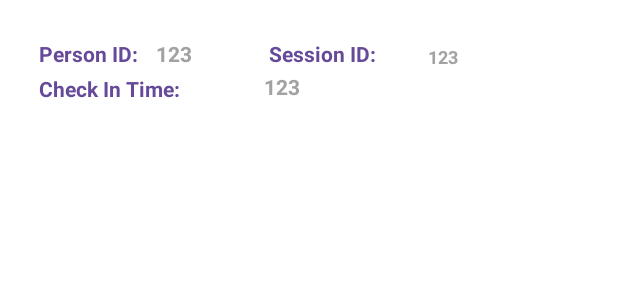
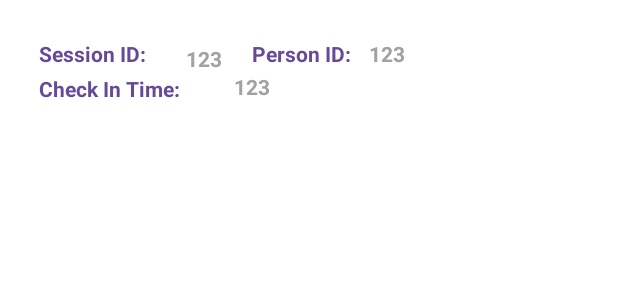
Before and after one commit to Kenton1989/ScanIn, an Android app: the layout record_list_item.xml on its own in the app's theme, with its tools: preview values and no code run, on a phone screen of 412 x 824 dp. Shown: the top 300 px of the screen. Run offline under Robolectric (Android 15) with nearby library versions, the phone set to English and light mode, and no system bars; network calls fail.

Commit message:
fix bugs

```diff
--- a/android/app/src/main/java/com/example/scanln/AddSessionFragment.java
+++ b/android/app/src/main/java/com/example/scanln/AddSessionFragment.java
@@ -57,8 +57,8 @@ public class AddSessionFragment extends Fragment {
 
     @Override
     public void onViewCreated(@NotNull View view, Bundle savedInstanceState) {
+        model= new ViewModelProvider(requireActivity()).get(AdminViewModel.class);
         getAttendees();
-        model= new ViewModelProvider(requireActivity()).get(AdminViewModel.class);
         ArrayAdapter<CharSequence> adapter=ArrayAdapter
                 .createFromResource(getContext(),
                         R.array.repeat_num_array,
@@ -91,7 +91,7 @@ public class AddSessionFragment extends Fragment {
                                 String s=String.format("%2s/%2s/%4s",dayOfMonth,month,year);
                                 binding.sessionStart.setText(s);
                                 start_day=dayOfMonth;
-                                start_month=month;
+                                start_month=month+1;
                                 start_year=year;
                             }
                         },
@@ -113,7 +113,7 @@ public class AddSessionFragment extends Fragment {
                                 String s=String.format("%2s/%2s/%4s",dayOfMonth,month,year);
                                 binding.sessionEnd.setText(s);
                                 end_day=dayOfMonth;
-                                end_month=month;
+                                end_month=month+1;
                                 end_year=year;
                             }
                         },
--- a/android/app/src/main/java/com/example/scanln/AdminLoginFragment.java
+++ b/android/app/src/main/java/com/example/scanln/AdminLoginFragment.java
@@ -108,7 +108,7 @@ public class AdminLoginFragment extends Fragment {
     private void onSuccess(JSONObject response){
         JSONObject auth=response.optJSONObject(VRequestQueue.RETURN)
                 .optJSONObject(VRequestQueue.AUTHENTICATION_OBJECT);
-       model.setAuth(auth);
+        model.setAuth(auth);
         NavDirections action=AdminLoginFragmentDirections.actionNavigationAdminLoginToNavigationAdminMenu();
         Navigation.findNavController(getView()).navigate(action);
     }
--- a/android/app/src/main/java/com/example/scanln/HistoryAdapter.java
+++ b/android/app/src/main/java/com/example/scanln/HistoryAdapter.java
@@ -40,12 +40,12 @@ public class HistoryAdapter extends BaseAdapter{
     @Override
     public View getView(int position, View convertView, ViewGroup parent) {
         View view=View.inflate(context,R.layout.record_list_item,null);
-        TextView sid=view.findViewById(R.id.sid);
-        TextView pid=view.findViewById(R.id.pid);
+        TextView sid=view.findViewById(R.id.record_sid);
+        TextView pid=view.findViewById(R.id.record_pid);
         TextView time=view.findViewById(R.id.time);
 
         History record=(History) getItem(position);
-        sid.setText(record.getSid());
+        sid.setText(String.valueOf(record.getSid()));
         pid.setText(record.getPid());
         time.setText(record.getTime());
         return view;
--- a/android/app/src/main/java/com/example/scanln/SearchSessionHistoryFragment.java
+++ b/android/app/src/main/java/com/example/scanln/SearchSessionHistoryFragment.java
@@ -78,7 +78,7 @@ public class SearchSessionHistoryFragment extends Fragment {
                                 String s=String.format("%2s/%2s/%4s",dayOfMonth,month,year);
                                 binding.from.setText(s);
                                 start_day=dayOfMonth;
-                                start_month=month;
+                                start_month=month+1;
                                 start_year=year;
                             }
                         },
@@ -100,7 +100,7 @@ public class SearchSessionHistoryFragment extends Fragment {
                                 String s=String.format("%2s/%2s/%4s",dayOfMonth,month,year);
                                 binding.to.setText(s);
                                 end_day=dayOfMonth;
-                                end_month=month;
+                                end_month=month+1;
                                 end_year=year;
                             }
                         },
--- a/android/app/src/main/java/com/example/scanln/SummaryFragment.java
+++ b/android/app/src/main/java/com/example/scanln/SummaryFragment.java
@@ -47,10 +47,7 @@ public class SummaryFragment extends Fragment {
         binding.idTxt.setText(model.getId());
         binding.nameTxt.setText(model.getName());
         Bitmap bitmap=model.getFront().getValue();
-        Matrix matrix=new Matrix();
-        matrix.postRotate(270);
-        bitmap=Bitmap.createBitmap(bitmap,0,0,bitmap.getWidth(),
-                bitmap.getHeight(),matrix,true);
+
         binding.retakeCenter.setImageBitmap(bitmap);
         binding.retakeCenter.setOnClickListener(new View.OnClickListener() {
             @Override
--- a/android/app/src/main/res/layout/fragment_add_session.xml
+++ b/android/app/src/main/res/layout/fragment_add_session.xml
@@ -138,7 +138,7 @@
         android:layout_width="358dp"
         android:layout_height="217dp"
         android:layout_marginStart="20dp"
-        android:layout_marginTop="20dp"
+        android:layout_marginTop="15dp"
         android:layout_marginEnd="20dp"
         app:layout_constraintEnd_toEndOf="parent"
         app:layout_constraintHorizontal_bias="0.4"
@@ -150,7 +150,7 @@
         android:layout_width="wrap_content"
         android:layout_height="wrap_content"
         android:layout_marginStart="80dp"
-        android:layout_marginTop="25dp"
+        android:layout_marginTop="10dp"
         android:text="Confirm"
         app:layout_constraintStart_toStartOf="parent"
         app:layout_constraintTop_toBottomOf="@+id/attendance_list" />
@@ -160,7 +160,7 @@
         android:layout_width="wrap_content"
         android:layout_height="wrap_content"
         android:layout_marginStart="30dp"
-        android:layout_marginTop="25dp"
+        android:layout_marginTop="10dp"
         android:layout_marginEnd="80dp"
         android:text="Cancel"
         app:layout_constraintEnd_toEndOf="parent"
--- a/android/app/src/main/res/layout/fragment_summary.xml
+++ b/android/app/src/main/res/layout/fragment_summary.xml
@@ -93,13 +93,10 @@
         android:id="@+id/edit_btn"
         android:layout_width="wrap_content"
         android:layout_height="wrap_content"
-        android:layout_marginStart="52dp"
-        android:layout_marginEnd="90dp"
+        android:layout_marginStart="30dp"
         android:layout_marginBottom="20dp"
         android:text="Edit"
         app:layout_constraintBottom_toBottomOf="parent"
-        app:layout_constraintEnd_toEndOf="parent"
-        app:layout_constraintHorizontal_bias="1.0"
         app:layout_constraintStart_toEndOf="@+id/confirm_btn" />
 
     <ImageButton
--- a/android/app/src/main/res/layout/record_list_item.xml
+++ b/android/app/src/main/res/layout/record_list_item.xml
@@ -9,7 +9,7 @@
     android:layout_marginRight="16dp">
 
     <TextView
-        android:id="@+id/student_id"
+        android:id="@+id/check_in_time"
         android:layout_width="100dp"
         android:layout_height="18dp"
         android:layout_marginStart="10dp"
@@ -20,28 +20,15 @@
         android:textStyle="bold"
         app:layout_constraintBottom_toBottomOf="parent"
         app:layout_constraintStart_toStartOf="parent"
-        app:layout_constraintTop_toBottomOf="@+id/description7" />
+        app:layout_constraintTop_toBottomOf="@+id/person_id" />
 
     <TextView
         android:id="@+id/session_id"
         android:layout_width="98dp"
         android:layout_height="21dp"
-        android:layout_marginStart="51dp"
+        android:layout_marginStart="10dp"
         android:layout_marginTop="10dp"
         android:text="Session ID:"
-        android:textColor="#664A99"
-        android:textSize="14sp"
-        android:textStyle="bold"
-        app:layout_constraintStart_toEndOf="@+id/pid"
-        app:layout_constraintTop_toTopOf="parent" />
-
-    <TextView
-        android:id="@+id/description7"
-        android:layout_width="78dp"
-        android:layout_height="23dp"
-        android:layout_marginStart="10dp"
-        android:layout_marginTop="10dp"
-        android:text="Person ID:"
         android:textColor="#664A99"
         android:textSize="14sp"
         android:textStyle="bold"
@@ -49,20 +36,32 @@
         app:layout_constraintTop_toTopOf="parent" />
 
     <TextView
-        android:id="@+id/sid"
+        android:id="@+id/person_id"
+        android:layout_width="78dp"
+        android:layout_height="23dp"
+        android:layout_marginStart="20dp"
+        android:layout_marginTop="10dp"
+        android:text="Person ID:"
+        android:textColor="#664A99"
+        android:textSize="14sp"
+        android:textStyle="bold"
+        app:layout_constraintStart_toEndOf="@id/record_sid"
+        app:layout_constraintTop_toTopOf="parent" />
+
+    <TextView
+        android:id="@+id/record_sid"
         android:layout_width="wrap_content"
         android:layout_height="wrap_content"
-        android:layout_marginStart="8dp"
         android:layout_marginTop="13dp"
         android:text="123"
         android:textColor="#A3A1A1"
-        android:textSize="12sp"
+        android:textSize="14sp"
         android:textStyle="bold"
         app:layout_constraintStart_toEndOf="@+id/session_id"
         app:layout_constraintTop_toTopOf="parent" />
 
     <TextView
-        android:id="@+id/pid"
+        android:id="@+id/record_pid"
         android:layout_width="wrap_content"
         android:layout_height="wrap_content"
         android:layout_marginTop="10dp"
@@ -70,14 +69,14 @@
         android:textColor="#A3A1A1"
         android:textSize="14sp"
         android:textStyle="bold"
-        app:layout_constraintStart_toEndOf="@+id/description7"
+        app:layout_constraintStart_toEndOf="@+id/person_id"
         app:layout_constraintTop_toTopOf="parent" />
 
     <TextView
         android:id="@+id/time"
         android:layout_width="141dp"
         android:layout_height="21dp"
-        android:layout_marginStart="50dp"
+        android:layout_marginStart="30dp"
         android:layout_marginTop="32dp"
         android:layout_marginBottom="10dp"
         android:text="123"
@@ -85,7 +84,7 @@
         android:textSize="14sp"
         android:textStyle="bold"
         app:layout_constraintBottom_toBottomOf="parent"
-        app:layout_constraintStart_toEndOf="@+id/student_id"
+        app:layout_constraintStart_toEndOf="@+id/check_in_time"
         app:layout_constraintTop_toTopOf="parent"
         app:layout_constraintVertical_bias="1.0" />
 </androidx.constraintlayout.widget.ConstraintLayout>
```
Also changed, not shown: android/app/src/main/java/com/example/scanln/CheckInFragment.java (+24 -14 lines), android/app/src/main/java/com/example/scanln/CheckinConfirmFragment.java (+13 -1 lines), android/app/src/main/java/com/example/scanln/FaceDetectionCallback.java (added, +7 -0 lines), android/app/src/main/java/com/example/scanln/MainActivity.java (+12 -0 lines), android/app/src/main/java/com/example/scanln/RegisterViewModel.java (+6 -1 lines), android/app/src/main/java/com/example/scanln/TakePictureFragment.java (+24 -11 lines), android/app/src/main/java/com/example/scanln/faceDetector/FaceDetectorProcessor.java (+9 -3 lines), android/app/src/main/java/com/example/scanln/faceDetector/ImageUtils.java (+16 -3 lines), android/app/src/main/java/com/example/scanln/faceDetector/VisionProcessorBase.java (+7 -3 lines).
